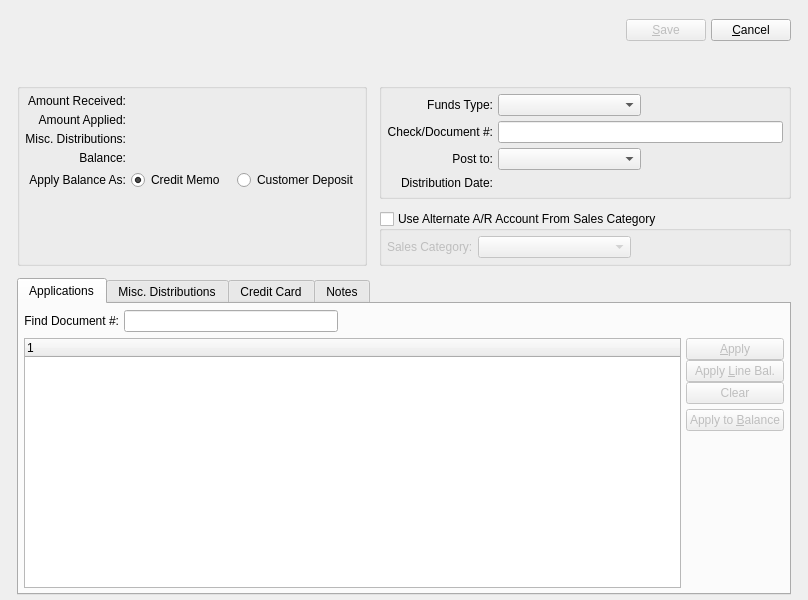
This is guiclient/cashReceipt.ui in Pegasus-RPG/xtuple-client as Qt 5 draws it before an edit. The edited form follows.
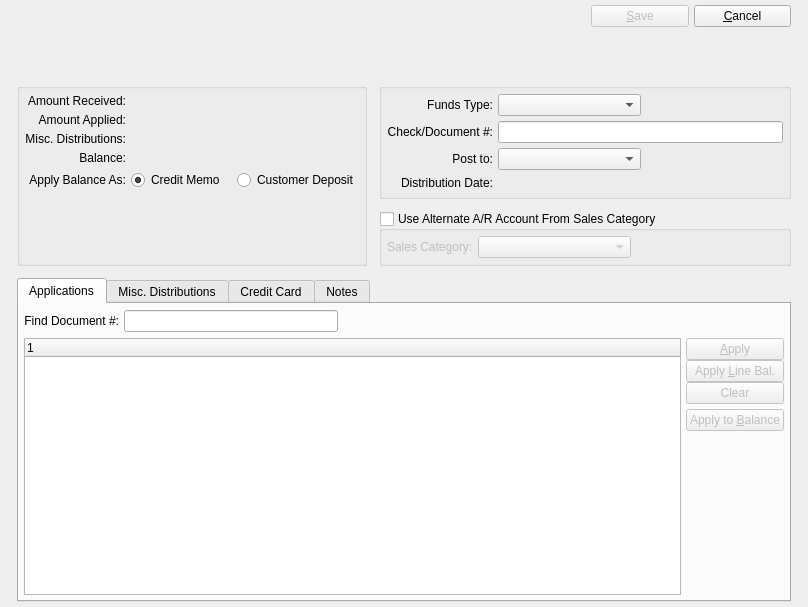
This is the edited form. Custom widgets are drawn as their Qt base class.

Commit message: issue #7240:  Tidy up cash receipt window.

```diff
--- a/guiclient/cashReceipt.ui
+++ b/guiclient/cashReceipt.ui
@@ -6,7 +6,7 @@
     <x>0</x>
     <y>0</y>
     <width>808</width>
-    <height>600</height>
+    <height>607</height>
    </rect>
   </property>
   <property name="windowTitle" >
@@ -53,11 +53,11 @@
           </property>
          </spacer>
         </item>
-        <item>
-         <layout class="QVBoxLayout" >
-          <item>
-           <layout class="QHBoxLayout" >
-            <item>
+       </layout>
+      </item>
+      <item row="0" column="2" >
+       <layout class="QGridLayout" >
+        <item row="0" column="0" >
              <widget class="QPushButton" name="_save" >
               <property name="enabled" >
                <bool>false</bool>
@@ -76,22 +76,20 @@
               </property>
              </widget>
             </item>
-            <item>
+        <item row="0" column="1" >
              <widget class="QPushButton" name="_close" >
               <property name="text" >
                <string>&amp;Cancel</string>
               </property>
              </widget>
             </item>
-           </layout>
-          </item>
-          <item>
+        <item row="1" column="0" colspan="2" >
            <spacer>
             <property name="orientation" >
              <enum>Qt::Vertical</enum>
             </property>
             <property name="sizeType" >
-             <enum>QSizePolicy::Preferred</enum>
+           <enum>QSizePolicy::Expanding</enum>
             </property>
             <property name="sizeHint" >
              <size>
@@ -103,8 +101,6 @@
           </item>
          </layout>
         </item>
-       </layout>
-      </item>
       <item rowspan="2" row="1" column="0" >
        <widget class="QGroupBox" name="_amountGroup" >
         <property name="title" >
@@ -247,7 +243,7 @@
         </layout>
        </widget>
       </item>
-      <item row="1" column="1" >
+      <item row="1" column="1" colspan="2" >
        <widget class="QGroupBox" name="_docGroup" >
         <property name="title" >
          <string/>
@@ -389,7 +385,7 @@
         </layout>
        </widget>
       </item>
-      <item row="2" column="1" >
+      <item row="2" column="1" colspan="2" >
        <widget class="QGroupBox" name="_altAccnt" >
         <property name="enabled" >
          <bool>true</bool>
@@ -440,7 +436,7 @@
         </layout>
        </widget>
       </item>
-      <item row="3" column="0" colspan="2" >
+      <item row="3" column="0" colspan="3" >
        <widget class="QTabWidget" name="_tab" >
         <property name="sizePolicy" >
          <sizepolicy vsizetype="Expanding" hsizetype="Expanding" >
```
Left out of the diff: 11 changed lines with no effect on the pictures. Lines whose indentation alone changed are shown as unchanged.
